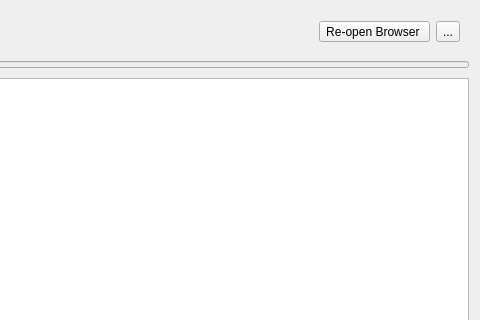
Qt form src/gui/accountsettings.ui (GrossLukas/client) before a commit; both pictures show x 198 to 678 and y 0 to 320 of the 678 by 557 pixel window.
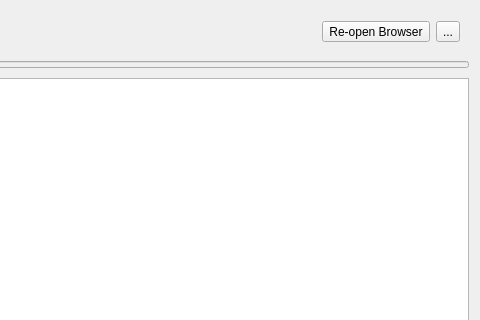
The same form after that commit. Custom widgets are drawn as their Qt base class.

Commit message: Fix the 'Re-open Browser' button becoming unresponsive

What changed in the file:
```diff
--- a/src/gui/accountsettings.ui
+++ b/src/gui/accountsettings.ui
@@ -55,7 +55,7 @@
       <item>
        <widget class="QToolButton" name="openBrowserButton">
         <property name="text">
-         <string>Re-open Browser </string>
+         <string>Re-open Browser</string>
         </property>
        </widget>
       </item>
```
The commit also changes 3 other files.
